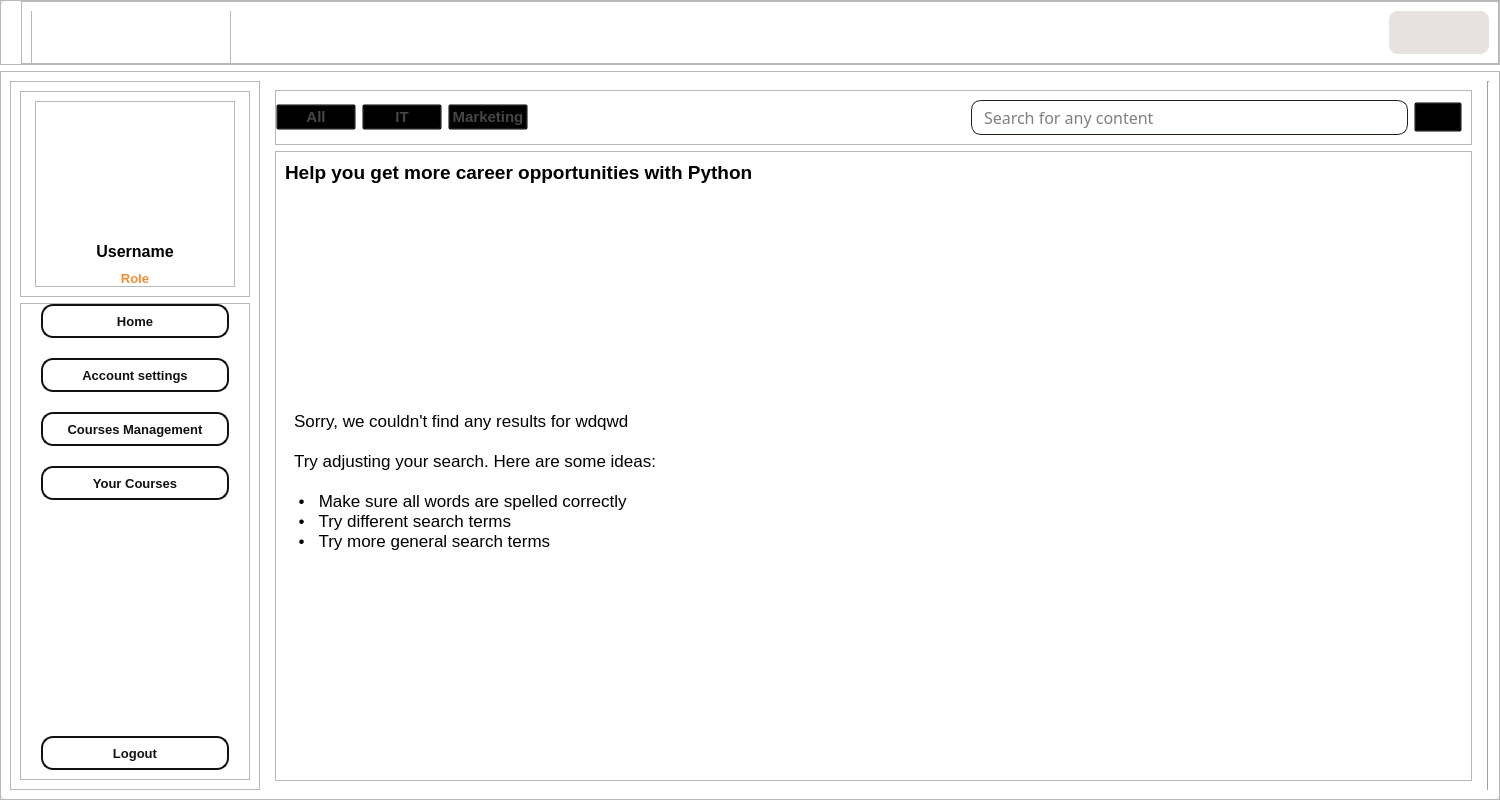
Above: ui_files/Home_gui.ui from SharkTien/Tengee before the change. Below: the same form after it.
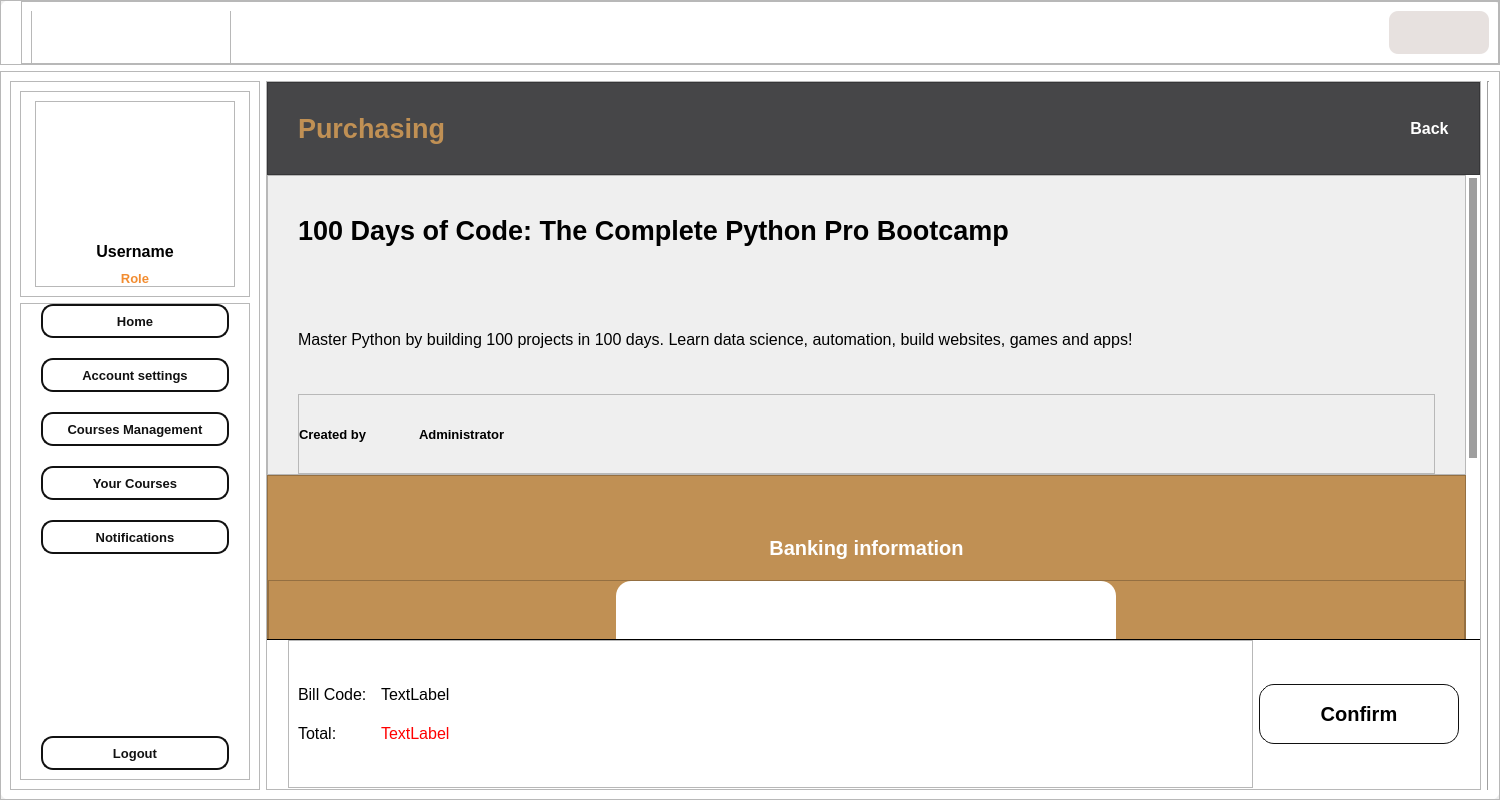
That is the form after the change. The open tabs and pages were chosen to show the change. Icons and pictures are not drawn.

Commit message: w3d4: fix edit, delete, add courses. Add purchasing page

The edit to the form file:
```diff
--- a/ui_files/Home_gui.ui
+++ b/ui_files/Home_gui.ui
@@ -255,7 +255,7 @@
             <property name="frameShadow">
              <enum>QFrame::Raised</enum>
             </property>
-            <layout class="QVBoxLayout" name="verticalLayout_3" stretch="50,5,0,0,0,0">
+            <layout class="QVBoxLayout" name="verticalLayout_3" stretch="50,5,0,0,0,0,0">
              <property name="spacing">
               <number>20</number>
              </property>
@@ -308,6 +308,16 @@
                </property>
               </widget>
              </item>
+             <item>
+              <widget class="QPushButton" name="notifications">
+               <property name="cursor">
+                <cursorShape>PointingHandCursor</cursorShape>
+               </property>
+               <property name="text">
+                <string>Notifications</string>
+               </property>
+              </widget>
+             </item>
              <item>
               <spacer name="verticalSpacer">
                <property name="orientation">
@@ -430,7 +440,7 @@
                  <cursorShape>PointingHandCursor</cursorShape>
                 </property>
                 <property name="text">
-                 <string>IT</string>
+                 <string>Python</string>
                 </property>
                </widget>
               </item>
@@ -2510,6 +2520,845 @@
            </item>
           </layout>
          </widget>
+         <widget class="QWidget" name="bank_tab">
+          <layout class="QVBoxLayout" name="verticalLayout_15">
+           <property name="leftMargin">
+            <number>0</number>
+           </property>
+           <property name="topMargin">
+            <number>0</number>
+           </property>
+           <property name="rightMargin">
+            <number>0</number>
+           </property>
+           <property name="bottomMargin">
+            <number>0</number>
+           </property>
+           <item>
+            <widget class="QFrame" name="frame">
+             <property name="frameShape">
+              <enum>QFrame::StyledPanel</enum>
+             </property>
+             <property name="frameShadow">
+              <enum>QFrame::Raised</enum>
+             </property>
+             <layout class="QVBoxLayout" name="verticalLayout_18">
+              <property name="spacing">
+               <number>0</number>
+              </property>
+              <property name="leftMargin">
+               <number>0</number>
+              </property>
+              <property name="topMargin">
+               <number>0</number>
+              </property>
+              <property name="rightMargin">
+               <number>0</number>
+              </property>
+              <property name="bottomMargin">
+               <number>0</number>
+              </property>
+              <item>
+               <widget class="QFrame" name="title_frame">
+                <property name="styleSheet">
+                 <string notr="true">background: #464648;</string>
+                </property>
+                <property name="frameShape">
+                 <enum>QFrame::StyledPanel</enum>
+                </property>
+                <property name="frameShadow">
+                 <enum>QFrame::Raised</enum>
+                </property>
+                <layout class="QHBoxLayout" name="horizontalLayout_16">
+                 <property name="leftMargin">
+                  <number>30</number>
+                 </property>
+                 <property name="topMargin">
+                  <number>30</number>
+                 </property>
+                 <property name="rightMargin">
+                  <number>30</number>
+                 </property>
+                 <property name="bottomMargin">
+                  <number>30</number>
+                 </property>
+                 <item>
+                  <widget class="QLabel" name="B_title_4">
+                   <property name="font">
+                    <font>
+                     <pointsize>20</pointsize>
+                     <weight>75</weight>
+                     <bold>true</bold>
+                    </font>
+                   </property>
+                   <property name="styleSheet">
+                    <string notr="true">color: #c09054;</string>
+                   </property>
+                   <property name="text">
+                    <string>Purchasing</string>
+                   </property>
+                   <property name="alignment">
+                    <set>Qt::AlignCenter</set>
+                   </property>
+                   <property name="wordWrap">
+                    <bool>true</bool>
+                   </property>
+                  </widget>
+                 </item>
+                 <item>
+                  <spacer name="horizontalSpacer_8">
+                   <property name="orientation">
+                    <enum>Qt::Horizontal</enum>
+                   </property>
+                   <property name="sizeHint" stdset="0">
+                    <size>
+                     <width>40</width>
+                     <height>20</height>
+                    </size>
+                   </property>
+                  </spacer>
+                 </item>
+                 <item>
+                  <widget class="QPushButton" name="backbutton_p">
+                   <property name="font">
+                    <font>
+                     <pointsize>12</pointsize>
+                     <weight>75</weight>
+                     <italic>false</italic>
+                     <bold>true</bold>
+                    </font>
+                   </property>
+                   <property name="styleSheet">
+                    <string notr="true">#backbutton_p {
+	border: none;
+	color: rgb(255,255,255);
+}
+
+#backbutton_p:hover {
+	text-decoration: underline;
+	background: none;
+	color: #c09054;
+}</string>
+                   </property>
+                   <property name="text">
+                    <string>Back</string>
+                   </property>
+                   <property name="shortcut">
+                    <string>Backspace</string>
+                   </property>
+                   <property name="flat">
+                    <bool>true</bool>
+                   </property>
+                  </widget>
+                 </item>
+                </layout>
+               </widget>
+              </item>
+              <item>
+               <widget class="QScrollArea" name="bank_scroll">
+                <property name="styleSheet">
+                 <string notr="true">QScrollArea {
+	border-radius: 10px;
+	background-color: rgba(255, 255, 255, 50);
+	outline: 0;
+} 
+QScrollArea::item { 
+	margin: 20px;
+	border: 0px solid black;
+}
+
+QScrollBar{
+	background : transparent;
+}
+
+QScrollBar::handle{
+	background : rgb(158, 158, 158);
+	border-radius: 5px;
+	margin: 3px 3px 3px 3px;
+}
+
+QScrollBar::handle::pressed{
+	background : rgb(85, 85, 85);
+}
+
+QScrollBar::add-line {
+	height: 0px;
+}
+
+QScrollBar::sub-line {
+	height: 0px;
+}
+
+QScrollBar::add-page, QScrollBar::sub-page {
+	height: 0px;
+}</string>
+                </property>
+                <property name="widgetResizable">
+                 <bool>true</bool>
+                </property>
+                <widget class="QWidget" name="bank_content">
+                 <property name="geometry">
+                  <rect>
+                   <x>0</x>
+                   <y>0</y>
+                   <width>1192</width>
+                   <height>804</height>
+                  </rect>
+                 </property>
+                 <property name="styleSheet">
+                  <string notr="true">QLineEdit {
+	padding: 5px;
+	border: 1px solid transparent;
+	border-radius: 9px;
+}
+
+QTextBrowser {
+	border: transparent;
+}
+
+QPushButton {
+	font: bold;
+	border: 1px solid #111;
+	border-radius: 15px;
+	padding: 10px;
+}
+
+QPushButton:hover {
+	color: #fff;
+	background: #c09054;
+	border: transparent;
+}</string>
+                 </property>
+                 <layout class="QVBoxLayout" name="verticalLayout_17">
+                  <property name="spacing">
+                   <number>0</number>
+                  </property>
+                  <property name="leftMargin">
+                   <number>0</number>
+                  </property>
+                  <property name="topMargin">
+                   <number>0</number>
+                  </property>
+                  <property name="rightMargin">
+                   <number>0</number>
+                  </property>
+                  <property name="bottomMargin">
+                   <number>0</number>
+                  </property>
+                  <item>
+                   <widget class="QFrame" name="banner_p">
+                    <property name="minimumSize">
+                     <size>
+                      <width>0</width>
+                      <height>300</height>
+                     </size>
+                    </property>
+                    <property name="maximumSize">
+                     <size>
+                      <width>16777215</width>
+                      <height>350</height>
+                     </size>
+                    </property>
+                    <property name="styleSheet">
+                     <string notr="true">#banner {
+	background: #464648;
+}
+QLabel {
+	color: rba(0, 0, 0);
+}</string>
+                    </property>
+                    <property name="frameShape">
+                     <enum>QFrame::StyledPanel</enum>
+                    </property>
+                    <property name="frameShadow">
+                     <enum>QFrame::Raised</enum>
+                    </property>
+                    <layout class="QVBoxLayout" name="verticalLayout_16">
+                     <property name="spacing">
+                      <number>0</number>
+                     </property>
+                     <property name="leftMargin">
+                      <number>30</number>
+                     </property>
+                     <property name="topMargin">
+                      <number>0</number>
+                     </property>
+                     <property name="rightMargin">
+                      <number>30</number>
+                     </property>
+                     <property name="bottomMargin">
+                      <number>0</number>
+                     </property>
+                     <item>
+                      <widget class="QLabel" name="B_title_p">
+                       <property name="font">
+                        <font>
+                         <pointsize>20</pointsize>
+                         <weight>75</weight>
+                         <bold>true</bold>
+                        </font>
+                       </property>
+                       <property name="text">
+                        <string>100 Days of Code: The Complete Python Pro Bootcamp</string>
+                       </property>
+                       <property name="wordWrap">
+                        <bool>true</bool>
+                       </property>
+                      </widget>
+                     </item>
+                     <item>
+                      <widget class="QLabel" name="B_description_p">
+                       <property name="font">
+                        <font>
+                         <pointsize>12</pointsize>
+                         <weight>50</weight>
+                         <bold>false</bold>
+                        </font>
+                       </property>
+                       <property name="text">
+                        <string>Master Python by building 100 projects in 100 days. Learn data science, automation, build websites, games and apps!</string>
+                       </property>
+                       <property name="wordWrap">
+                        <bool>true</bool>
+                       </property>
+                      </widget>
+                     </item>
+                     <item>
+                      <widget class="QFrame" name="author_banner_p">
+                       <property name="maximumSize">
+                        <size>
+                         <width>16777215</width>
+                         <height>80</height>
+                        </size>
+                       </property>
+                       <property name="frameShape">
+                        <enum>QFrame::StyledPanel</enum>
+                       </property>
+                       <property name="frameShadow">
+                        <enum>QFrame::Raised</enum>
+                       </property>
+                       <layout class="QHBoxLayout" name="horizontalLayout_13">
+                        <property name="spacing">
+                         <number>0</number>
+                        </property>
+                        <property name="leftMargin">
+                         <number>0</number>
+                        </property>
+                        <property name="topMargin">
+                         <number>0</number>
+                        </property>
+                        <property name="rightMargin">
+                         <number>0</number>
+                        </property>
+                        <property name="bottomMargin">
+                         <number>0</number>
+                        </property>
+                        <item>
+                         <widget class="QLabel" name="Createdby_2">
+                          <property name="maximumSize">
+                           <size>
+                            <width>120</width>
+                            <height>16777215</height>
+                           </size>
+                          </property>
+                          <property name="font">
+                           <font>
+                            <pointsize>10</pointsize>
+                            <weight>75</weight>
+                            <bold>true</bold>
+                           </font>
+                          </property>
+                          <property name="text">
+                           <string>Created by</string>
+                          </property>
+                          <property name="wordWrap">
+                           <bool>true</bool>
+                          </property>
+                         </widget>
+                        </item>
+                        <item>
+                         <widget class="QLabel" name="author_p">
+                          <property name="font">
+                           <font>
+                            <pointsize>10</pointsize>
+                            <weight>75</weight>
+                            <bold>true</bold>
+                            <underline>false</underline>
+                            <strikeout>false</strikeout>
+                           </font>
+                          </property>
+                          <property name="text">
+                           <string>Administrator</string>
+                          </property>
+                          <property name="wordWrap">
+                           <bool>true</bool>
+                          </property>
+                         </widget>
+                        </item>
+                       </layout>
+                      </widget>
+                     </item>
+                    </layout>
+                   </widget>
+                  </item>
+                  <item>
+                   <widget class="QFrame" name="frame_7">
+                    <property name="minimumSize">
+                     <size>
+                      <width>0</width>
+                      <height>430</height>
+                     </size>
+                    </property>
+                    <property name="styleSheet">
+                     <string notr="true">background: #c09054;
+color: rgb(255, 255, 255);</string>
+                    </property>
+                    <property name="frameShape">
+                     <enum>QFrame::StyledPanel</enum>
+                    </property>
+                    <property name="frameShadow">
+                     <enum>QFrame::Raised</enum>
+                    </property>
+                    <layout class="QVBoxLayout" name="verticalLayout_19">
+                     <property name="spacing">
+                      <number>20</number>
+                     </property>
+                     <property name="leftMargin">
+                      <number>0</number>
+                     </property>
+                     <property name="topMargin">
+                      <number>0</number>
+                     </property>
+                     <property name="rightMargin">
+                      <number>0</number>
+                     </property>
+                     <property name="bottomMargin">
+                      <number>0</number>
+                     </property>
+                     <item>
+                      <spacer name="verticalSpacer_7">
+                       <property name="orientation">
+                        <enum>Qt::Vertical</enum>
+                       </property>
+                       <property name="sizeHint" stdset="0">
+                        <size>
+                         <width>20</width>
+                         <height>60</height>
+                        </size>
+                       </property>
+                      </spacer>
+                     </item>
+                     <item>
+                      <widget class="QLabel" name="label_6">
+                       <property name="font">
+                        <font>
+                         <pointsize>15</pointsize>
+                         <weight>75</weight>
+                         <bold>true</bold>
+                        </font>
+                       </property>
+                       <property name="text">
+                        <string>Banking information</string>
+                       </property>
+                       <property name="alignment">
+                        <set>Qt::AlignCenter</set>
+                       </property>
+                      </widget>
+                     </item>
+                     <item>
+                      <widget class="QFrame" name="frame_9">
+                       <property name="frameShape">
+                        <enum>QFrame::StyledPanel</enum>
+                       </property>
+                       <property name="frameShadow">
+                        <enum>QFrame::Raised</enum>
+                       </property>
+                       <layout class="QHBoxLayout" name="horizontalLayout_14">
+                        <property name="spacing">
+                         <number>0</number>
+                        </property>
+                        <property name="leftMargin">
+                         <number>0</number>
+                        </property>
+                        <property name="topMargin">
+                         <number>0</number>
+                        </property>
+                        <property name="rightMargin">
+                         <number>0</number>
+                        </property>
+                        <property name="bottomMargin">
+                         <number>0</number>
+                        </property>
+                        <item>
+                         <widget class="QFrame" name="frame_6">
+                          <property name="minimumSize">
+                           <size>
+                            <width>500</width>
+                            <height>250</height>
+                           </size>
+                          </property>
+                          <property name="maximumSize">
+                           <size>
+                            <width>500</width>
+                            <height>250</height>
+                           </size>
+                          </property>
+                          <property name="layoutDirection">
+                           <enum>Qt::LeftToRight</enum>
+                          </property>
+                          <property name="styleSheet">
+                           <string notr="true">background: rgb(255, 255, 255);
+color: rgb(0, 0, 0);
+border-radius: 15px;</string>
+                          </property>
+                          <property name="frameShape">
+                           <enum>QFrame::StyledPanel</enum>
+                          </property>
+                          <property name="frameShadow">
+                           <enum>QFrame::Raised</enum>
+                          </property>
+                          <layout class="QFormLayout" name="formLayout_4">
+                           <property name="labelAlignment">
+                            <set>Qt::AlignLeading|Qt::AlignLeft|Qt::AlignVCenter</set>
+                           </property>
+                           <property name="formAlignment">
+                            <set>Qt::AlignCenter</set>
+                           </property>
+                           <property name="horizontalSpacing">
+                            <number>20</number>
+                           </property>
+                           <property name="verticalSpacing">
+                            <number>20</number>
+                           </property>
+                           <property name="leftMargin">
+                            <number>50</number>
+                           </property>
+                           <property name="topMargin">
+                            <number>0</number>
+                           </property>
+                           <property name="rightMargin">
+                            <number>50</number>
+                           </property>
+                           <property name="bottomMargin">
+                            <number>0</number>
+                           </property>
+                           <item row="0" column="0">
+                            <widget class="QLabel" name="label_3">
+                             <property name="font">
+                              <font>
+                               <pointsize>12</pointsize>
+                              </font>
+                             </property>
+                             <property name="text">
+                              <string>Card number:</string>
+                             </property>
+                            </widget>
+                           </item>
+                           <item row="0" column="1">
+                            <widget class="QLabel" name="cardnumber">
+                             <property name="font">
+                              <font>
+                               <pointsize>12</pointsize>
+                              </font>
+                             </property>
+                             <property name="text">
+                              <string>None</string>
+                             </property>
+                            </widget>
+                           </item>
+                           <item row="1" column="0">
+                            <widget class="QLabel" name="label_4">
+                             <property name="font">
+                              <font>
+                               <pointsize>12</pointsize>
+                              </font>
+                             </property>
+                             <property name="text">
+                              <string>Bank name:</string>
+                             </property>
+                            </widget>
+                           </item>
+                           <item row="1" column="1">
+                            <widget class="QLabel" name="bankname">
+                             <property name="font">
+                              <font>
+                               <pointsize>12</pointsize>
+                              </font>
+                             </property>
+                             <property name="text">
+                              <string>None</string>
+                             </property>
+                            </widget>
+                           </item>
+                           <item row="2" column="0">
+                            <widget class="QLabel" name="label_5">
+                             <property name="font">
+                              <font>
+                               <pointsize>12</pointsize>
+                              </font>
+                             </property>
+                             <property name="text">
+                              <string>Recipient:</string>
+                             </property>
+                             <property name="alignment">
+                              <set>Qt::AlignLeading|Qt::AlignLeft|Qt::AlignVCenter</set>
+                             </property>
+                            </widget>
+                           </item>
+                           <item row="2" column="1">
+                            <widget class="QLabel" name="recipient">
+                             <property name="font">
+                              <font>
+                               <pointsize>12</pointsize>
+                              </font>
+                             </property>
+                             <property name="text">
+                              <string>None</string>
+                             </property>
+                            </widget>
+                           </item>
+                          </layout>
+                         </widget>
+                        </item>
+                       </layout>
+                      </widget>
+                     </item>
+                     <item>
+                      <widget class="QLabel" name="label_7">
+                       <property name="font">
+                        <font>
+                         <pointsize>10</pointsize>
+                        </font>
+                       </property>
+                       <property name="text">
+                        <string>Note: Please take a screenshot to confirm the successful transfer as evidence if there is an issue.</string>
+                       </property>
+                       <property name="alignment">
+                        <set>Qt::AlignCenter</set>
+                       </property>
+                      </widget>
+                     </item>
+                     <item>
+                      <spacer name="verticalSpacer_8">
+                       <property name="orientation">
+                        <enum>Qt::Vertical</enum>
+                       </property>
+                       <property name="sizeHint" stdset="0">
+                        <size>
+                         <width>20</width>
+                         <height>59</height>
+                        </size>
+                       </property>
+                      </spacer>
+                     </item>
+                    </layout>
+                   </widget>
+                  </item>
+                 </layout>
+                </widget>
+               </widget>
+              </item>
+              <item>
+               <widget class="QFrame" name="bottom_panel">
+                <property name="minimumSize">
+                 <size>
+                  <width>0</width>
+                  <height>150</height>
+                 </size>
+                </property>
+                <property name="maximumSize">
+                 <size>
+                  <width>16777215</width>
+                  <height>150</height>
+                 </size>
+                </property>
+                <property name="styleSheet">
+                 <string notr="true">#bottom_panel {
+	background: rgb(255, 255, 255);
+	border-top: 1px solid rgb(0, 0, 0);
+}</string>
+                </property>
+                <property name="frameShape">
+                 <enum>QFrame::StyledPanel</enum>
+                </property>
+                <property name="frameShadow">
+                 <enum>QFrame::Raised</enum>
+                </property>
+                <layout class="QHBoxLayout" name="horizontalLayout_17">
+                 <property name="leftMargin">
+                  <number>20</number>
+                 </property>
+                 <property name="topMargin">
+                  <number>0</number>
+                 </property>
+                 <property name="rightMargin">
+                  <number>20</number>
+                 </property>
+                 <property name="bottomMargin">
+                  <number>0</number>
+                 </property>
+                 <item>
+                  <widget class="QFrame" name="frame_5">
+                   <property name="maximumSize">
+                    <size>
+                     <width>16777215</width>
+                     <height>150</height>
+                    </size>
+                   </property>
+                   <property name="frameShape">
+                    <enum>QFrame::StyledPanel</enum>
+                   </property>
+                   <property name="frameShadow">
+                    <enum>QFrame::Raised</enum>
+                   </property>
+                   <layout class="QFormLayout" name="formLayout">
+                    <property name="horizontalSpacing">
+                     <number>10</number>
+                    </property>
+                    <property name="verticalSpacing">
+                     <number>20</number>
+                    </property>
+                    <property name="topMargin">
+                     <number>0</number>
+                    </property>
+                    <property name="rightMargin">
+                     <number>0</number>
+                    </property>
+                    <property name="bottomMargin">
+                     <number>0</number>
+                    </property>
+                    <item row="0" column="1">
+                     <spacer name="verticalSpacer_5">
+                      <property name="orientation">
+                       <enum>Qt::Vertical</enum>
+                      </property>
+                      <property name="sizeHint" stdset="0">
+                       <size>
+                        <width>20</width>
+                        <height>40</height>
+                       </size>
+                      </property>
+                     </spacer>
+                    </item>
+                    <item row="1" column="0">
+                     <widget class="QLabel" name="label">
+                      <property name="font">
+                       <font>
+                        <pointsize>12</pointsize>
+                       </font>
+                      </property>
+                      <property name="text">
+                       <string>Bill Code: </string>
+                      </property>
+                     </widget>
+                    </item>
+                    <item row="1" column="1">
+                     <widget class="QLabel" name="code">
+                      <property name="font">
+                       <font>
+                        <pointsize>12</pointsize>
+                       </font>
+                      </property>
+                      <property name="text">
+                       <string>TextLabel</string>
+                      </property>
+                     </widget>
+                    </item>
+                    <item row="2" column="0">
+                     <widget class="QLabel" name="label_2">
+                      <property name="font">
+                       <font>
+                        <pointsize>12</pointsize>
+                       </font>
+                      </property>
+                      <property name="text">
+                       <string>Total: </string>
+                      </property>
+                     </widget>
+                    </item>
+                    <item row="2" column="1">
+                     <widget class="QLabel" name="price_total">
+                      <property name="font">
+                       <font>
+                        <pointsize>12</pointsize>
+                       </font>
+                      </property>
+                      <property name="styleSheet">
+                       <string notr="true">#price_total {
+	color: rgb(255, 0, 0);
+}</string>
+                      </property>
+                      <property name="text">
+                       <string>TextLabel</string>
+                      </property>
+                     </widget>
+                    </item>
+                    <item row="3" column="1">
+                     <spacer name="verticalSpacer_6">
+                      <property name="orientation">
+                       <enum>Qt::Vertical</enum>
+                      </property>
+                      <property name="sizeHint" stdset="0">
+                       <size>
+                        <width>20</width>
+                        <height>40</height>
+                       </size>
+                      </property>
+                     </spacer>
+                    </item>
+                   </layout>
+                  </widget>
+                 </item>
+                 <item>
+                  <widget class="QPushButton" name="confirm">
+                   <property name="minimumSize">
+                    <size>
+                     <width>200</width>
+                     <height>60</height>
+                    </size>
+                   </property>
+                   <property name="maximumSize">
+                    <size>
+                     <width>200</width>
+                     <height>60</height>
+                    </size>
+                   </property>
+                   <property name="font">
+                    <font>
+                     <pointsize>15</pointsize>
+                     <weight>75</weight>
+                     <italic>false</italic>
+                     <bold>true</bold>
+                    </font>
+                   </property>
+                   <property name="styleSheet">
+                    <string notr="true">
+QPushButton {
+	font: bold;
+	border: 1px solid #111;
+	border-radius: 15px;
+	padding: 10px;
+}
+
+QPushButton:hover {
+	color: #fff;
+	background: #c09054;
+	border: transparent;
+}</string>
+                   </property>
+                   <property name="text">
+                    <string>Confirm</string>
+                   </property>
+                  </widget>
+                 </item>
+                </layout>
+               </widget>
+              </item>
+             </layout>
+            </widget>
+           </item>
+          </layout>
+         </widget>
         </widget>
        </item>
        <item>
```
Left out of the diff: 592 changed lines with no effect on the pictures. The commit also changes 67 other files.
